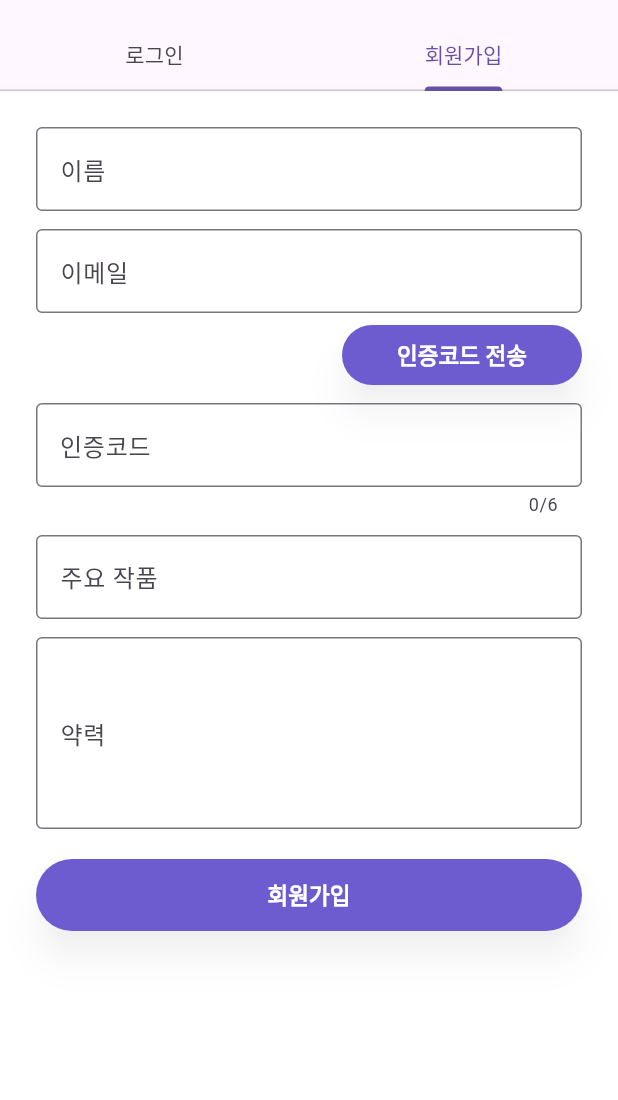
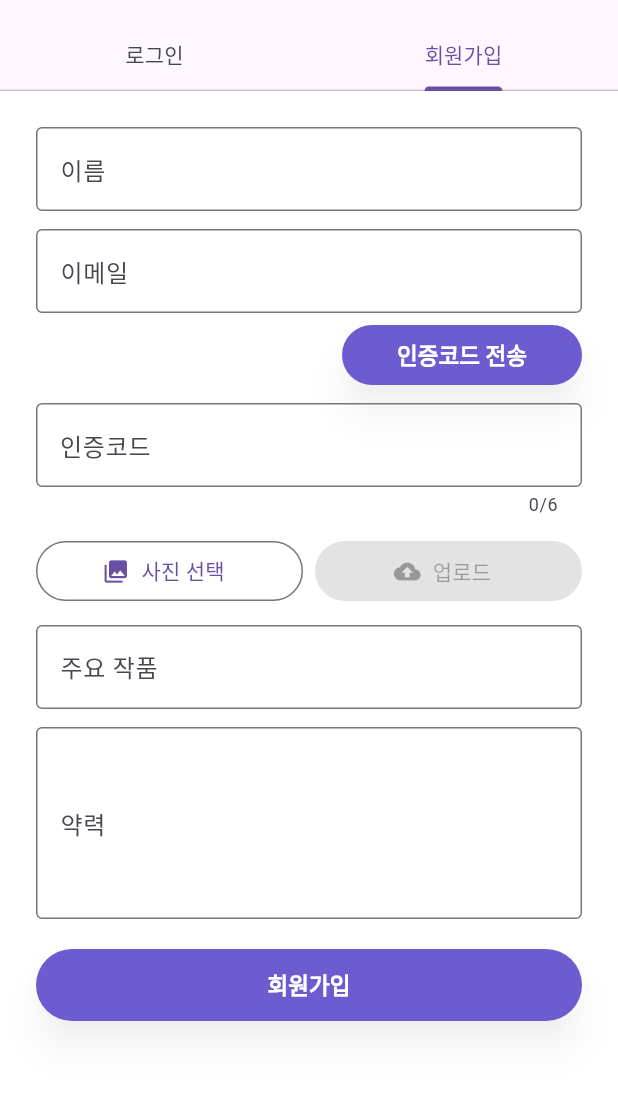
Before and after one commit to K-Hackathon-01z/eum-front, a Flutter app: the ArtistAuthScreen screen opened by its route, tab 2 chosen, on a phone screen of 412 x 824 dp, the part 65-1165 px from its top. Run offline on Flutter 3.47's test engine with Material 3 defaults, Android fonts, the phone set to English and light mode, and no system bars; our stand-ins replace flutter_dotenv, flutter_map, flutter_svg, flutter_time_picker_spinner, geolocator, image_picker and 2 more.

Commit message:
feat: 장인 이미지 업로드 추가

```diff
--- a/lib/screens/artist/auth/artist_auth_screen.dart
+++ b/lib/screens/artist/auth/artist_auth_screen.dart
@@ -1,3 +1,5 @@
+import 'dart:io'; // 추가
+import 'package:image_picker/image_picker.dart'; // 추가
 import 'package:flutter/material.dart';
 import 'package:provider/provider.dart';
 import '../../../utils/validators.dart';
@@ -30,6 +32,10 @@ class _ArtistAuthScreenState extends State<ArtistAuthScreen>
   final _codeCtl = TextEditingController();
   bool _codeSent = false;
 
+  // 추가: 이미지 관련 상태
+  File? _pickedImage;
+  bool _isUploading = false;
+
   bool _signingUp = false;
   final _service = ArtistAuthService();
 
@@ -41,7 +47,7 @@ class _ArtistAuthScreenState extends State<ArtistAuthScreen>
     _photoUrlCtl.dispose();
     _mainWorksCtl.dispose();
     _bioCtl.dispose();
-    _codeCtl.dispose(); // 추가
+    _codeCtl.dispose();
     super.dispose();
   }
 
@@ -179,7 +185,9 @@ class _ArtistAuthScreenState extends State<ArtistAuthScreen>
       skillId: 1,
       email: _emailCtl.text.trim(),
       name: _nameCtl.text.trim(),
-      photoUrl: 'string',
+      photoUrl: _photoUrlCtl.text.trim().isNotEmpty
+          ? _photoUrlCtl.text.trim()
+          : 'string',
       mainWorks: _mainWorksCtl.text.trim(),
       biography: _bioCtl.text.trim(),
     );
@@ -335,6 +343,83 @@ class _ArtistAuthScreenState extends State<ArtistAuthScreen>
                     maxLength: 6,
                   ),
                   const SizedBox(height: 12),
+                  if (_pickedImage != null)
+                    Padding(
+                      padding: const EdgeInsets.only(bottom: 12.0),
+                      child: ClipRRect(
+                        borderRadius: BorderRadius.circular(8),
+                        child: Image.file(
+                          _pickedImage!,
+                          height: 150,
+                          width: double.infinity,
+                          fit: BoxFit.cover,
+                        ),
+                      ),
+                    ),
+                  Row(
+                    children: [
+                      Expanded(
+                        child: OutlinedButton.icon(
+                          icon: const Icon(Icons.photo_library),
+                          label: const Text('사진 선택'),
+                          onPressed: () async {
+                            final picker = ImagePicker();
+                            final pickedFile = await picker.pickImage(
+                              source: ImageSource.gallery,
+                            );
+                            if (pickedFile != null) {
+                              setState(() {
+                                _pickedImage = File(pickedFile.path);
+                              });
+                            }
+                          },
+                        ),
+                      ),
+                      const SizedBox(width: 8),
+                      Expanded(
+                        child: ElevatedButton.icon(
+                          icon: _isUploading
+                              ? const SizedBox(
+                                  width: 16,
+                                  height: 16,
+                                  child: CircularProgressIndicator(
+                                    strokeWidth: 2,
+                                    color: Colors.white,
+                                  ),
+                                )
+                              : const Icon(Icons.cloud_upload),
+                          label: Text(_isUploading ? '업로드 중' : '업로드'),
+                          style: ElevatedButton.styleFrom(
+                            backgroundColor: const Color(0xFF6D5BD0),
+                            foregroundColor: Colors.white,
+                          ),
+                          onPressed: (_pickedImage == null || _isUploading)
+                              ? null
+                              : () async {
+                                  setState(() => _isUploading = true);
+                                  try {
+                                    final url = await _service
+                                        .uploadArtisanImage(_pickedImage!);
+                                    _photoUrlCtl.text =
+                                        url; // 업로드된 URL을 컨트롤러에 저장
+                                    ScaffoldMessenger.of(context).showSnackBar(
+                                      const SnackBar(
+                                        content: Text('이미지 업로드가 완료되었습니다.'),
+                                      ),
+                                    );
+                                  } catch (e) {
+                                    ScaffoldMessenger.of(context).showSnackBar(
+                                      SnackBar(content: Text('업로드 실패: $e')),
+                                    );
+                                  } finally {
+                                    setState(() => _isUploading = false);
+                                  }
+                                },
+                        ),
+                      ),
+                    ],
+                  ),
+                  const SizedBox(height: 12),
                   TextField(
                     controller: _mainWorksCtl,
                     decoration: const InputDecoration(
```
Also changed, not shown: lib/services/artist/auth_service.dart (+18 -0 lines).
